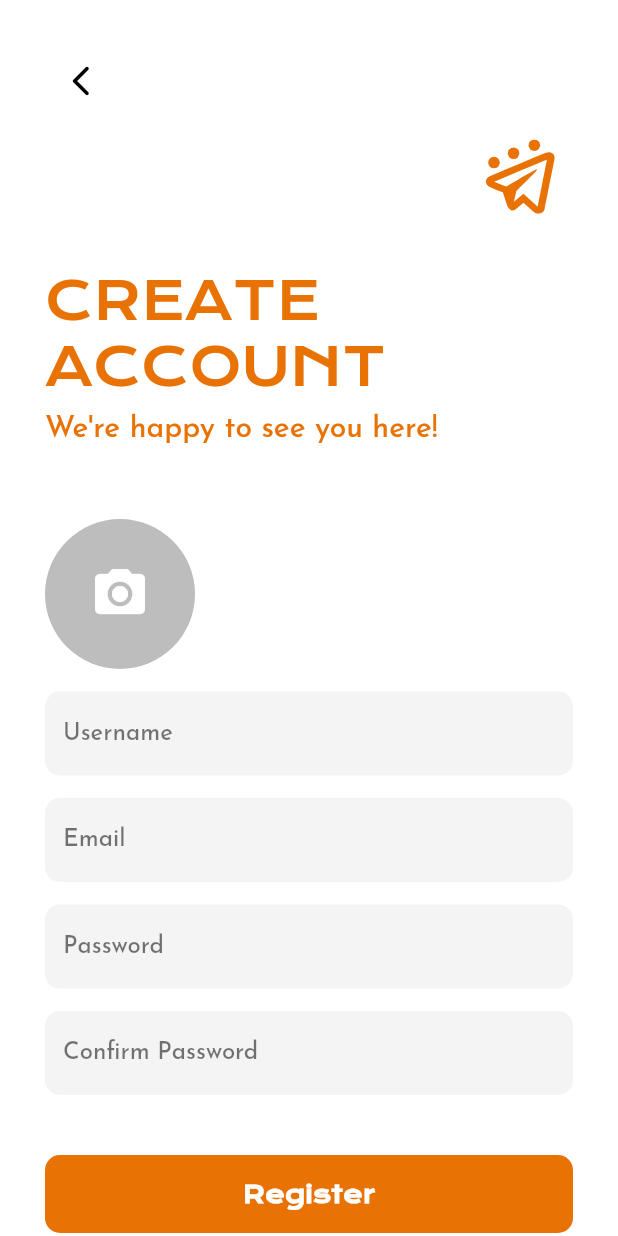
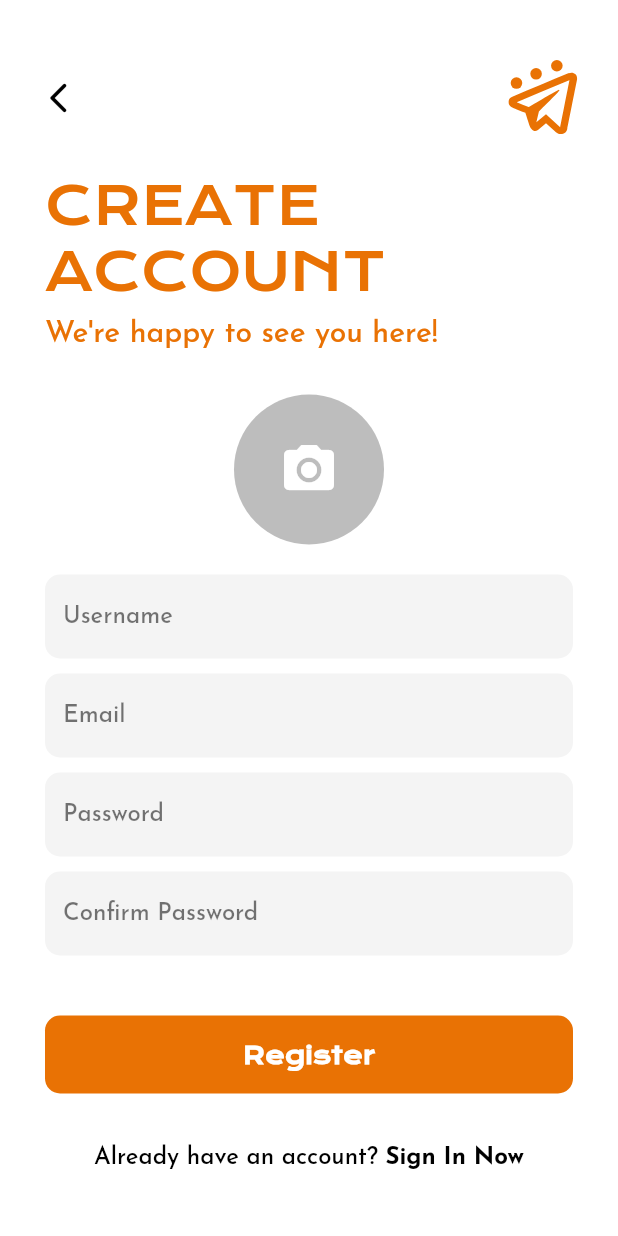
Before and after one commit to raeganfaith/Flutter-Chat-App, a Flutter app: the RegisterPage screen opened directly, on a phone screen of 412 x 824 dp. Run offline on Flutter 3.47's test engine with Material 2 defaults, Android fonts, the phone set to English and light mode, and no system bars; our stand-ins replace cloud_firestore, firebase_auth, firebase_core, firebase_storage, flutter_svg, image_picker; accounts and stored records are empty; network calls fail.

Commit message:
fixed login and register page ui

```diff
--- a/lib/pages/register_page.dart
+++ b/lib/pages/register_page.dart
@@ -1,8 +1,6 @@
 import 'package:chat_app/components/button.dart';
 import 'package:chat_app/constants/colors.dart';
-import 'package:chat_app/pages/login_page.dart';
-import 'dart:typed_data';
-
+import 'package:chat_app/pages/landing_page.dart';
 import 'package:chat_app/pages/login_page.dart';
 import 'package:chat_app/services/auth/auth_service.dart';
 import 'package:chat_app/utils/image_picker.dart';
@@ -62,7 +60,7 @@ class _RegisterPageState extends State<RegisterPage> {
         backgroundColor: Colors.grey[400],
         backgroundImage: _image != null ? MemoryImage(_image!) : null,
         child: _image == null
-            ? Icon(
+            ? const Icon(
                 Icons.camera_alt,
                 size: 40,
                 color: Colors.white,
@@ -179,28 +177,26 @@ class _RegisterPageState extends State<RegisterPage> {
     return Scaffold(
       body: SafeArea(
         child: SingleChildScrollView(
-          child: Padding(
-            padding: const EdgeInsets.symmetric(horizontal: 30),
           child: Column(
             crossAxisAlignment: CrossAxisAlignment.start,
             children: [
               Padding(
-                  padding: const EdgeInsets.only(top: 30),
+                padding: const EdgeInsets.fromLTRB(15, 25, 15, 10),
                 child: Row(
                   children: [
                     IconButton(
                       icon: const Icon(Icons.arrow_back_ios_new_rounded),
                       color: AppColor.black,
                       onPressed: () {
-                          Navigator.pop(context);
+                        Navigator.push(
+                          context,
+                          MaterialPageRoute(builder: (context) => const Landing()),
+                        );
                       },
                     ),
-                    ],
-                  ),
-                ),
+                    const Spacer(),
                     Padding(
-                  padding:
-                      const EdgeInsets.symmetric(vertical: 15, horizontal: 10),
+                      padding: const EdgeInsets.symmetric(vertical: 15, horizontal: 10),
                       child: Align(
                         alignment: Alignment.centerRight,
                         child: SvgPicture.asset(
@@ -211,40 +207,54 @@ class _RegisterPageState extends State<RegisterPage> {
                         ),
                       ),
                     ),
-                const SizedBox(height: 20),
-                const Text(
+                  ],
+                ),
+              ),
+              const Padding(
+                padding: EdgeInsets.symmetric(horizontal: 30),
+                child: Column(
+                  crossAxisAlignment: CrossAxisAlignment.start,
+                  children: [
+                    Text(
                       "CREATE\nACCOUNT",
                       style: TextStyle(
                           fontSize: 35,
                           color: AppColor.mainOrange,
                           fontFamily: 'KronaOne'),
                     ),
-                const SizedBox(height: 10),
-                const Text(
+                    SizedBox(height: 10),
+                    Text(
                       "We're happy to see you here!",
                       style: TextStyle(
                         fontSize: 20,
                         color: AppColor.mainOrange,
                       ),
                     ),
-                const SizedBox(height: 50),
+                  ],
+                ),
+              ),
+              Padding(
+                padding: const EdgeInsets.symmetric(horizontal: 30),
+                child: Column(
+                  children: [
+                    const SizedBox(height: 30),
                     _profileImageField(),
-                const SizedBox(height: 15),
+                    const SizedBox(height: 20),
                     MyTextField(
                         controller: usernameController,
                         hintText: 'Username',
                         obscureText: false),
-                const SizedBox(height: 15),
+                    const SizedBox(height: 10),
                     MyTextField(
                         controller: emailController,
                         hintText: 'Email',
                         obscureText: false),
-                const SizedBox(height: 15),
+                    const SizedBox(height: 10),
                     MyTextField(
                         controller: passwordController,
                         hintText: 'Password',
                         obscureText: true),
-                const SizedBox(height: 15),
+                    const SizedBox(height: 10),
                     MyTextField(
                         controller: confirmPasswordController,
                         hintText: 'Confirm Password',
@@ -255,8 +265,9 @@ class _RegisterPageState extends State<RegisterPage> {
                       filledIn: true,
                       onPressed: signUp,
                     ),
-                const SizedBox(height: 80),
-                Center(
+                    const SizedBox(height: 35),
+                    Align(
+                      alignment: Alignment.bottomCenter,
                       child: RichText(
                         text: TextSpan(children: [
                           const TextSpan(
@@ -287,6 +298,8 @@ class _RegisterPageState extends State<RegisterPage> {
                   ],
                 ),
               ),
+            ],
+          ),
         ),
       ),
     );
```
Also changed, not shown: lib/pages/login_page.dart (+30 -13 lines). Lines whose indentation alone changed are shown as unchanged.
